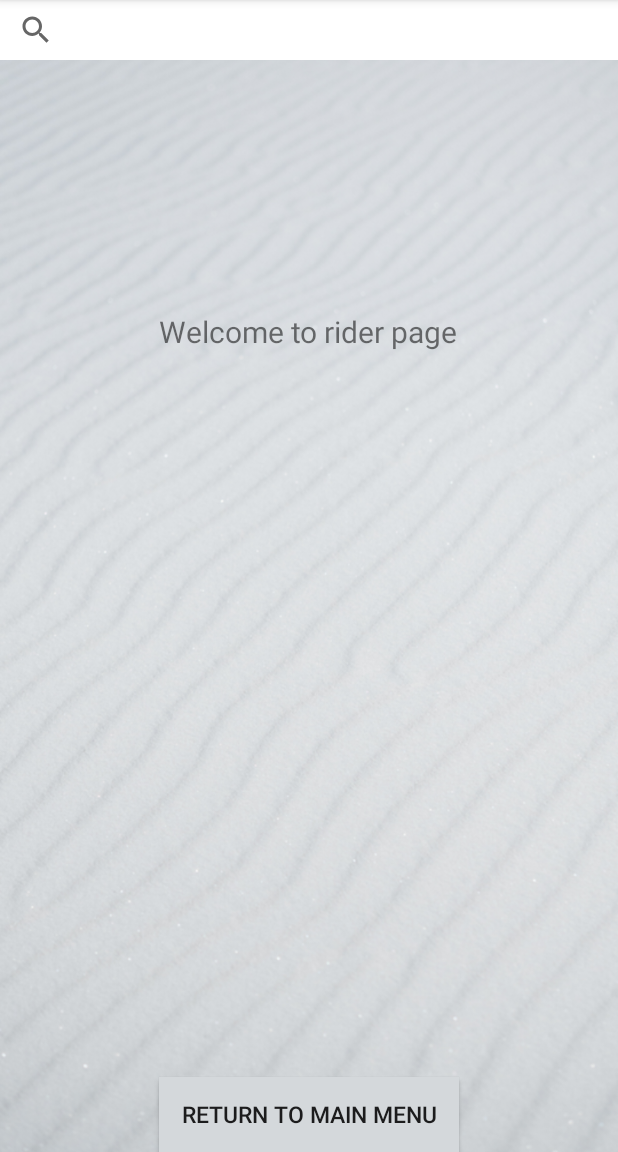
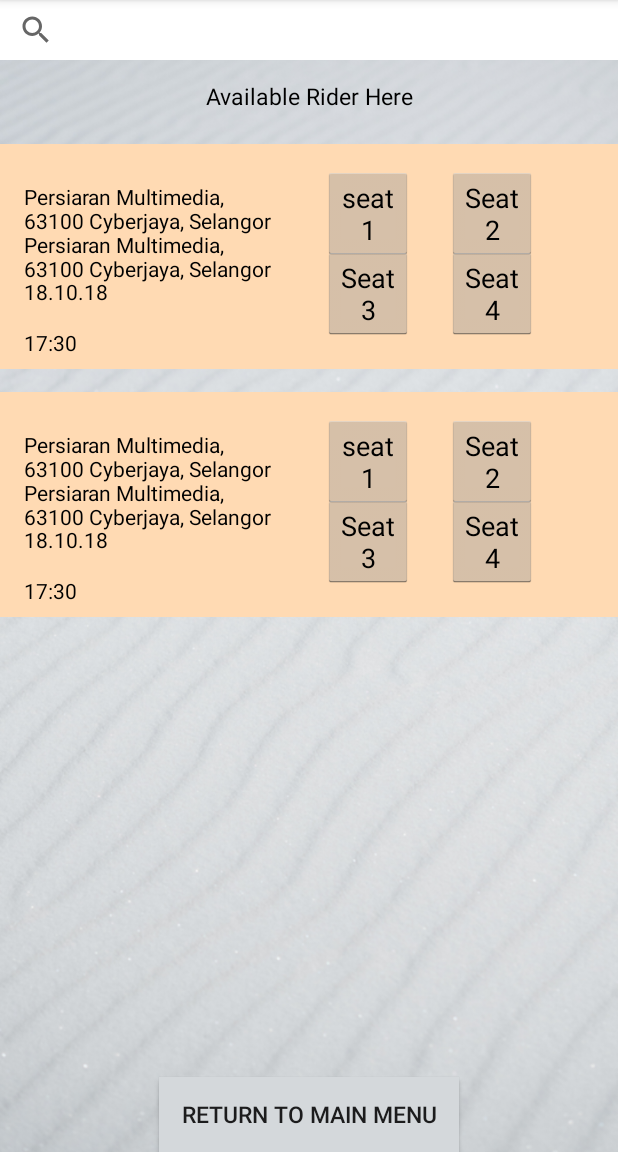
Before and after one commit to mrkoppy/MyAppFYP2, an Android app: the myrider screen opened directly, with no data from a screen before it, on a phone screen of 412 x 824 dp, the part 84-1236 px from its top. Run offline under Robolectric (Android 15) with nearby library versions, the light colour scheme and no system bars.

Commit message:
- adapter "success" - need reqeust from database

```diff
--- /dev/null
+++ b/app/src/main/java/com/example/mrkoppy/myappfyp/Availabletrip_adapter.java
@@ -0,0 +1,60 @@
+package com.example.mrkoppy.myappfyp;
+
+import android.content.Context;
+import android.support.v7.widget.RecyclerView;
+import android.view.LayoutInflater;
+import android.view.View;
+import android.view.ViewGroup;
+import android.widget.TextView;
+
+import java.util.ArrayList;
+
+
+public class Availabletrip_adapter extends RecyclerView.Adapter<Availabletrip_adapter.ViewHolder> {
+
+    private Context mContext;
+    private ArrayList<Post_availabletrip> mData;
+
+    public Availabletrip_adapter(Context context, ArrayList<Post_availabletrip> data) {
+        this.mContext = context;
+        this.mData = data;
+    }
+
+    @Override
+    public ViewHolder onCreateViewHolder(ViewGroup parent,
+                                         int viewType) {
+        View view = LayoutInflater
+                .from(mContext)
+                .inflate(R.layout.my_rider_booking, parent, false);
+        ViewHolder holder = new ViewHolder(view);
+        holder.tv_availableRideFrom = (TextView) view.findViewById(R.id.tv_availableRideFrom);
+        holder.tv_availableRideTo = (TextView) view.findViewById(R.id.tv_availableRideTo);
+        holder.tv_availableRideDate = (TextView) view.findViewById(R.id.tv_availableRideDate);
+        holder.tv_availableRideEST = (TextView) view.findViewById(R.id.tv_availableRideEST);
+
+        return holder;
+    }
+
+    @Override
+    public void onBindViewHolder(ViewHolder holder, int position) {
+        Post_availabletrip post = mData.get(position);
+        holder.tv_availableRideFrom.setText(post.From);
+        holder.tv_availableRideTo.setText(post.To);
+        holder.tv_availableRideDate.setText(post.Date);
+        holder.tv_availableRideEST.setText(post.Est);
+    }
+
+    @Override
+    public int getItemCount() {
+        return mData.size();
+    }
+
+    class ViewHolder extends RecyclerView.ViewHolder {
+
+        public TextView tv_availableRideFrom,tv_availableRideTo,tv_availableRideDate,tv_availableRideEST;
+
+        public ViewHolder(View itemView) {
+            super(itemView);
+        }
+    }
+}
--- /dev/null
+++ b/app/src/main/java/com/example/mrkoppy/myappfyp/Post_availabletrip.java
@@ -0,0 +1,19 @@
+package com.example.mrkoppy.myappfyp;
+
+public class Post_availabletrip {
+
+    public String From;
+    public String To;
+    public String Date;
+    public String Est;
+
+
+    public Post_availabletrip(String From,
+                String To, String Date, String Est) {
+        this.From = From;
+        this.To = To;
+        this.Date = Date;
+        this.Est = Est;
+    }
+
+}
--- a/app/src/main/java/com/example/mrkoppy/myappfyp/myrider.java
+++ b/app/src/main/java/com/example/mrkoppy/myappfyp/myrider.java
@@ -2,6 +2,10 @@ package com.example.mrkoppy.myappfyp;
 
 import android.support.v7.app.AppCompatActivity;
 import android.os.Bundle;
+import android.support.v7.widget.LinearLayoutManager;
+import android.support.v7.widget.RecyclerView;
+
+import java.util.ArrayList;
 
 public class myrider extends AppCompatActivity {
 
@@ -9,5 +13,18 @@ public class myrider extends AppCompatActivity {
     protected void onCreate(Bundle savedInstanceState) {
         super.onCreate(savedInstanceState);
         setContentView(R.layout.activity_myrider);
+
+        RecyclerView recyclerView = (RecyclerView) findViewById(R.id.id_availableride);
+
+        ArrayList<Post_availabletrip> data = new ArrayList<>();
+        data.add(new Post_availabletrip("Persiaran Multimedia, 63100 Cyberjaya, Selangor", "Persiaran Multimedia, 63100 Cyberjaya, Selangor", "18.10.18", "17:30"));
+        data.add(new Post_availabletrip("Persiaran Multimedia, 63100 Cyberjaya, Selangor", "Persiaran Multimedia, 63100 Cyberjaya, Selangor", "18.10.18","17:30"));
+
+        Availabletrip_adapter adapter = new Availabletrip_adapter(this, data);
+
+        recyclerView.setLayoutManager(new LinearLayoutManager(this));
+        recyclerView.setAdapter(adapter);
     }
+
+
 }
--- a/app/src/main/res/layout/activity_myrider.xml
+++ b/app/src/main/res/layout/activity_myrider.xml
@@ -1,23 +1,12 @@
 <?xml version="1.0" encoding="utf-8"?>
-<RelativeLayout xmlns:android="http://schemas.android.com/apk/res/android"
+<RelativeLayout
+    xmlns:android="http://schemas.android.com/apk/res/android"
     xmlns:app="http://schemas.android.com/apk/res-auto"
     xmlns:tools="http://schemas.android.com/tools"
     android:layout_width="match_parent"
     android:layout_height="match_parent"
     tools:context=".myrider"
-    android:background="@drawable/bg2"
-
-    >
-
-    <TextView
-        android:id="@+id/textView2"
-        android:layout_width="wrap_content"
-        android:layout_height="wrap_content"
-        android:layout_alignParentTop="true"
-        android:layout_centerHorizontal="true"
-        android:layout_marginTop="207dp"
-        android:text="@string/welcome_to_rider_page"
-        android:textSize="20sp" />
+    android:background="@drawable/bg2">
 
     <SearchView
         android:layout_width="match_parent"
@@ -32,6 +21,28 @@
         android:queryHint="@string/Myrider_booking"
         android:layout_alignParentLeft="true" />
 
+
+    <TextView
+        android:id="@+id/tv_availableRideHere"
+        android:layout_width="match_parent"
+        android:layout_height="33dp"
+        android:layout_alignParentStart="true"
+        android:layout_alignParentTop="true"
+        android:layout_marginTop="47dp"
+        android:gravity="center"
+        android:text="@string/available_rider_here"
+        android:textColor="#000"
+        android:textSize="15sp"
+        android:layout_alignParentLeft="true" />
+
+    <android.support.v7.widget.RecyclerView
+        android:id="@+id/id_availableride"
+        android:layout_width="match_parent"
+        android:layout_height="match_parent"
+        android:layout_below="@id/tv_availableRideHere">
+
+    </android.support.v7.widget.RecyclerView>
+
     <Button
         android:id="@+id/btnRedMMRider"
         android:layout_width="200dp"
--- /dev/null
+++ b/app/src/main/res/layout/my_rider_booking.xml
@@ -0,0 +1,117 @@
+<?xml version="1.0" encoding="utf-8"?>
+
+<LinearLayout xmlns:android="http://schemas.android.com/apk/res/android"
+    xmlns:app="http://schemas.android.com/apk/res-auto"
+    xmlns:tools="http://schemas.android.com/tools"
+    android:layout_width="match_parent"
+    android:layout_height="150dp"
+    android:layout_marginTop="15dp"
+    android:background="#ffdab3"
+
+    android:theme="@style/NoActionBar">
+
+    <RelativeLayout
+        android:layout_width="192dp"
+        android:layout_height="148dp">
+
+
+        <TextView
+            android:id="@+id/tv_availableRideFrom"
+            android:layout_width="wrap_content"
+            android:layout_height="wrap_content"
+            android:layout_alignParentLeft="true"
+            android:layout_alignParentStart="true"
+            android:layout_alignParentTop="true"
+            android:layout_marginLeft="16dp"
+            android:layout_marginStart="16dp"
+            android:layout_marginTop="13dp"
+            android:text="@string/from"
+            android:textColor="#000" />
+
+        <TextView
+            android:id="@+id/tv_availableRideTo"
+            android:layout_width="wrap_content"
+            android:layout_height="wrap_content"
+            android:layout_alignLeft="@+id/tv_availableRideFrom"
+            android:layout_alignParentTop="true"
+            android:layout_alignStart="@+id/tv_availableRideFrom"
+            android:layout_marginTop="45dp"
+            android:text="To : "
+            android:textColor="#000"
+            tools:ignore="HardcodedText" />
+
+        <TextView
+            android:id="@+id/tv_availableRideDate"
+            android:layout_width="wrap_content"
+            android:layout_height="wrap_content"
+            android:layout_alignLeft="@+id/tv_availableRideFrom"
+            android:layout_alignParentBottom="true"
+            android:layout_alignStart="@+id/tv_availableRideFrom"
+            android:layout_marginBottom="52dp"
+            android:text="@string/date"
+            android:textColor="#000" />
+
+        <TextView
+            android:id="@+id/tv_availableRideEST"
+            android:layout_width="wrap_content"
+            android:layout_height="wrap_content"
+            android:layout_alignLeft="@+id/tv_availableRideFrom"
+            android:layout_alignParentBottom="true"
+            android:layout_alignStart="@+id/tv_availableRideFrom"
+            android:layout_marginBottom="18dp"
+            android:text="@string/est"
+            android:textColor="#000" />
+
+    </RelativeLayout>
+
+    <RelativeLayout
+        android:layout_width="192dp"
+        android:layout_height="148dp">
+
+
+        <Button
+            android:id="@+id/button2"
+            android:layout_width="60dp"
+            android:layout_height="wrap_content"
+            android:layout_alignParentLeft="true"
+            android:layout_alignParentStart="true"
+            android:layout_alignParentTop="true"
+            android:layout_marginLeft="23dp"
+            android:layout_marginStart="23dp"
+            android:layout_marginTop="15dp"
+            android:text="seat1" />
+
+        <Button
+            android:id="@+id/button4"
+            android:layout_width="60dp"
+            android:layout_height="wrap_content"
+            android:layout_alignParentEnd="true"
+            android:layout_alignParentRight="true"
+            android:layout_alignTop="@+id/button2"
+            android:layout_marginEnd="26dp"
+            android:layout_marginRight="26dp"
+            android:text="Seat2" />
+
+        <Button
+            android:id="@+id/button5"
+            android:layout_width="60dp"
+            android:layout_height="wrap_content"
+            android:layout_alignLeft="@+id/button2"
+            android:layout_alignParentBottom="true"
+            android:layout_alignStart="@+id/button2"
+            android:layout_marginBottom="17dp"
+            android:text="Seat3" />
+
+        <Button
+            android:id="@+id/button6"
+            android:layout_width="60dp"
+            android:layout_height="wrap_content"
+            android:layout_alignLeft="@+id/button4"
+            android:layout_alignStart="@+id/button4"
+            android:layout_alignTop="@+id/button5"
+            android:text="Seat4" />
+
+
+    </RelativeLayout>
+
+</LinearLayout>
--- a/app/src/main/res/values/strings.xml
+++ b/app/src/main/res/values/strings.xml
@@ -73,4 +73,10 @@
     <!--activity_trip.xml-->
     <string name="driver">Driver</string>
 
+    <!--myrider_xml-->
+    <string name="available_rider_here">Available Rider Here</string>
+    <string name="from">From :</string>
+    <string name="date">Date :</string>
+    <string name="est">EST :</string>
+
 </resources>
--- a/app/src/main/res/values/styles.xml
+++ b/app/src/main/res/values/styles.xml
@@ -8,4 +8,9 @@
         <item name="colorAccent">@color/colorAccent</item>
     </style>
 
+    <style name = "NoActionBar" parent = "@android:style/Theme.Holo.Light">
+        <item name = "android:windowActionBar">false</item>
+        <item name = "android:windowNoTitle">true</item>
+    </style>
+
 </resources>
```
